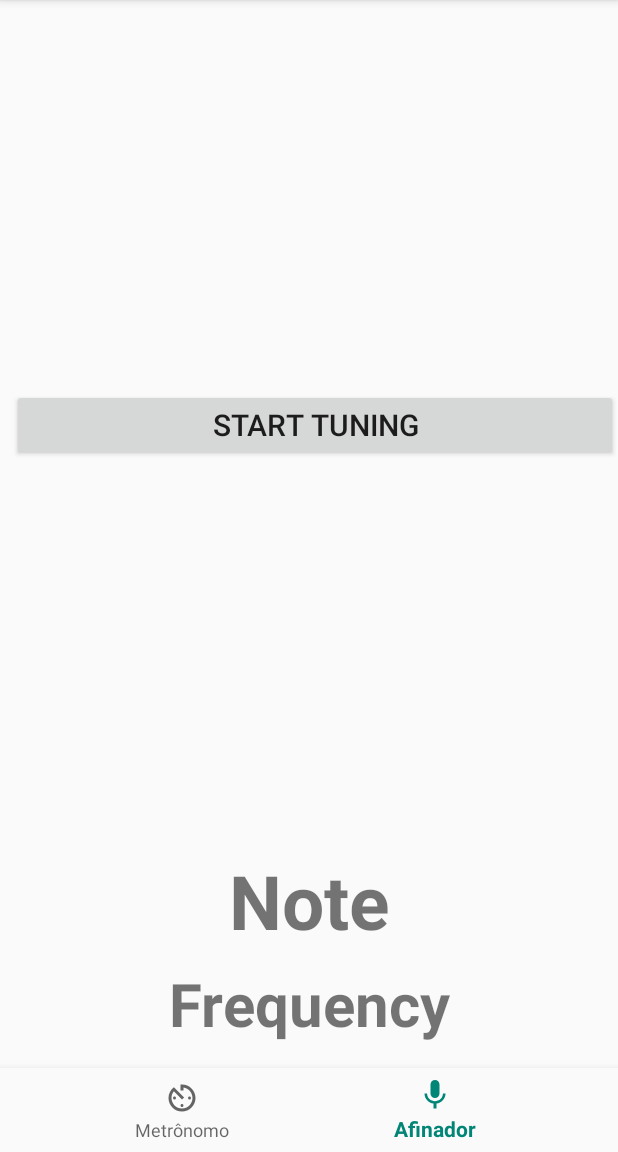
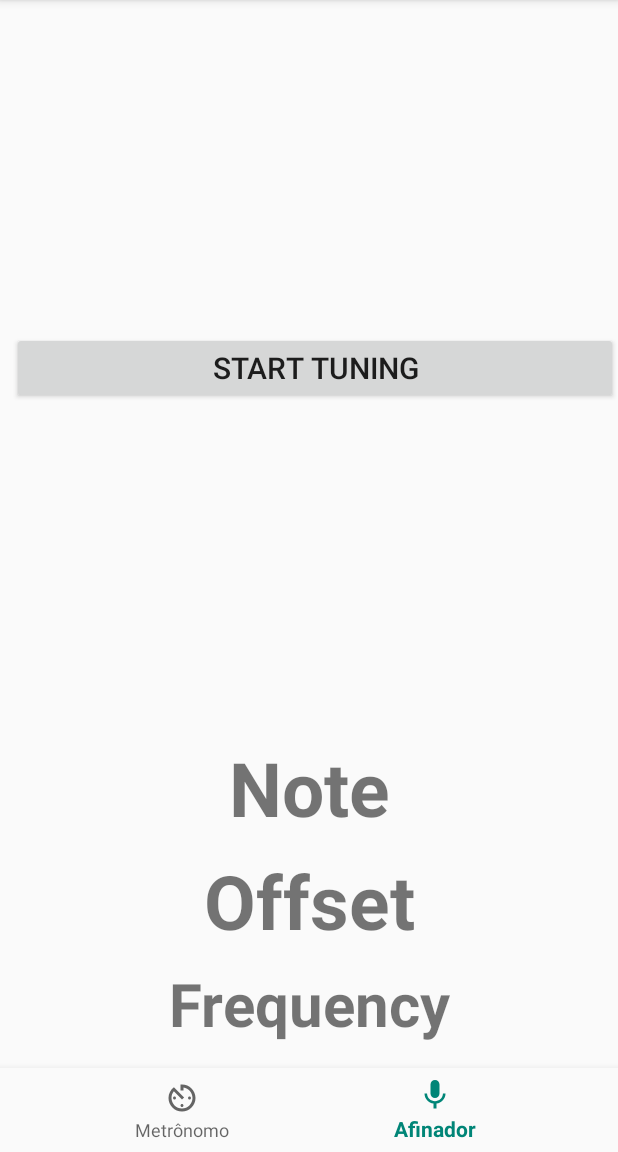
Before and after one commit to andredxc/embarcados, an Android app: the Tuner screen opened directly, with no data from a screen before it, on a phone screen of 412 x 824 dp, the part 84-1236 px from its top. Run offline under Robolectric (Android 15) with nearby library versions, the phone set to English and light mode, and no system bars.

Commit message:
Comecando suporte a agulha no afinador

```diff
--- a/togepy/app/src/main/res/layout/activity_tuner.xml
+++ b/togepy/app/src/main/res/layout/activity_tuner.xml
@@ -41,6 +41,17 @@
             android:layout_marginBottom="8dp"
             android:gravity="center"
             android:text="@string/tunerNoteDefaultText"
+            android:textSize="50sp"
+            android:textStyle="bold"
+            app:layout_constraintBottom_toBottomOf="parent" />
+
+        <TextView
+            android:id="@+id/pitchOffset"
+            android:layout_width="match_parent"
+            android:layout_height="match_parent"
+            android:layout_marginBottom="8dp"
+            android:gravity="center"
+            android:text="@string/tunerOffsetDefaultText"
             android:textSize="50sp"
             android:textStyle="bold"
             app:layout_constraintBottom_toBottomOf="parent" />
--- a/togepy/app/src/main/res/values/strings.xml
+++ b/togepy/app/src/main/res/values/strings.xml
@@ -23,4 +23,5 @@
     <string name="tunerFrequencyDefaultText">Frequency</string>
     <string name="tunerStartButtonText">START TUNING</string>
     <string name="currentStringDefaultText">Current string</string>
+    <string name="tunerOffsetDefaultText">Offset</string>
 </resources>
```
Also changed, not shown: togepy/app/src/main/java/com/example/togepy/Tuner.java (+21 -2 lines).
